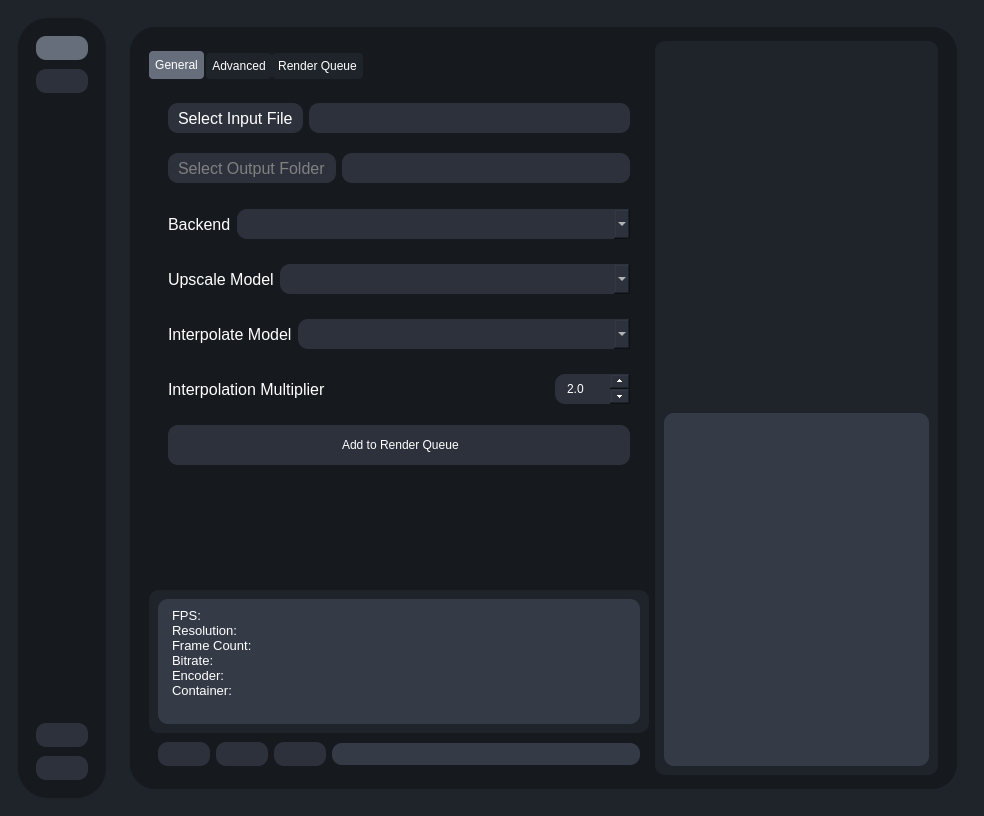
Old version of the form testRVEInterface.ui in the repository TNTwise/Rife-ESRGAN-App-Linux-QT.
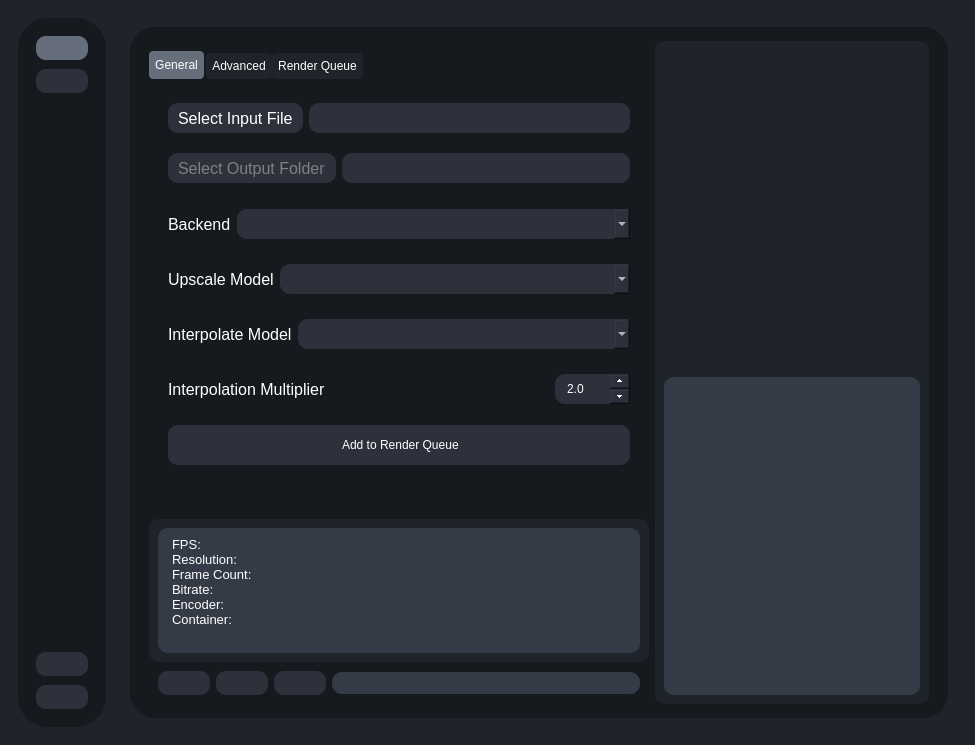
New version of the form. Icons and pictures are not drawn.

What changed in the file:
```diff
--- a/testRVEInterface.ui
+++ b/testRVEInterface.ui
@@ -6,8 +6,8 @@
    <rect>
     <x>0</x>
     <y>0</y>
-    <width>984</width>
-    <height>816</height>
+    <width>850</width>
+    <height>707</height>
    </rect>
   </property>
   <property name="windowTitle">
@@ -1828,13 +1828,13 @@
 hr { height: 1px; border-width: 0; }
 li.unchecked::marker { content: &quot;\2610&quot;; }
 li.checked::marker { content: &quot;\2612&quot;; }
-&lt;/style&gt;&lt;/head&gt;&lt;body style=&quot; font-family:'Cantarell'; font-size:11pt; font-weight:400; font-style:normal;&quot;&gt;
-&lt;p style=&quot; margin-top:0px; margin-bottom:0px; margin-left:0px; margin-right:0px; -qt-block-indent:0; text-indent:0px;&quot;&gt;&lt;span style=&quot; font-family:'Sans Serif'; font-size:10pt;&quot;&gt;FPS:&lt;/span&gt;&lt;/p&gt;
-&lt;p style=&quot; margin-top:0px; margin-bottom:0px; margin-left:0px; margin-right:0px; -qt-block-indent:0; text-indent:0px;&quot;&gt;&lt;span style=&quot; font-family:'Sans Serif'; font-size:10pt;&quot;&gt;Resolution:&lt;/span&gt;&lt;/p&gt;
-&lt;p style=&quot; margin-top:0px; margin-bottom:0px; margin-left:0px; margin-right:0px; -qt-block-indent:0; text-indent:0px;&quot;&gt;&lt;span style=&quot; font-family:'Sans Serif'; font-size:10pt;&quot;&gt;Frame Count:&lt;/span&gt;&lt;/p&gt;
-&lt;p style=&quot; margin-top:0px; margin-bottom:0px; margin-left:0px; margin-right:0px; -qt-block-indent:0; text-indent:0px;&quot;&gt;&lt;span style=&quot; font-family:'Sans Serif'; font-size:10pt;&quot;&gt;Bitrate:&lt;/span&gt;&lt;/p&gt;
-&lt;p style=&quot; margin-top:0px; margin-bottom:0px; margin-left:0px; margin-right:0px; -qt-block-indent:0; text-indent:0px;&quot;&gt;&lt;span style=&quot; font-family:'Sans Serif'; font-size:10pt;&quot;&gt;Encoder:&lt;/span&gt;&lt;/p&gt;
-&lt;p style=&quot; margin-top:0px; margin-bottom:0px; margin-left:0px; margin-right:0px; -qt-block-indent:0; text-indent:0px;&quot;&gt;&lt;span style=&quot; font-family:'Sans Serif'; font-size:10pt;&quot;&gt;Container:&lt;/span&gt;&lt;/p&gt;&lt;/body&gt;&lt;/html&gt;</string>
+&lt;/style&gt;&lt;/head&gt;&lt;body style=&quot; font-family:'Noto Sans'; font-size:10pt; font-weight:400; font-style:normal;&quot;&gt;
+&lt;p style=&quot; margin-top:0px; margin-bottom:0px; margin-left:0px; margin-right:0px; -qt-block-indent:0; text-indent:0px;&quot;&gt;&lt;span style=&quot; font-family:'Sans Serif';&quot;&gt;FPS:&lt;/span&gt;&lt;/p&gt;
+&lt;p style=&quot; margin-top:0px; margin-bottom:0px; margin-left:0px; margin-right:0px; -qt-block-indent:0; text-indent:0px;&quot;&gt;&lt;span style=&quot; font-family:'Sans Serif';&quot;&gt;Resolution:&lt;/span&gt;&lt;/p&gt;
+&lt;p style=&quot; margin-top:0px; margin-bottom:0px; margin-left:0px; margin-right:0px; -qt-block-indent:0; text-indent:0px;&quot;&gt;&lt;span style=&quot; font-family:'Sans Serif';&quot;&gt;Frame Count:&lt;/span&gt;&lt;/p&gt;
+&lt;p style=&quot; margin-top:0px; margin-bottom:0px; margin-left:0px; margin-right:0px; -qt-block-indent:0; text-indent:0px;&quot;&gt;&lt;span style=&quot; font-family:'Sans Serif';&quot;&gt;Bitrate:&lt;/span&gt;&lt;/p&gt;
+&lt;p style=&quot; margin-top:0px; margin-bottom:0px; margin-left:0px; margin-right:0px; -qt-block-indent:0; text-indent:0px;&quot;&gt;&lt;span style=&quot; font-family:'Sans Serif';&quot;&gt;Encoder:&lt;/span&gt;&lt;/p&gt;
+&lt;p style=&quot; margin-top:0px; margin-bottom:0px; margin-left:0px; margin-right:0px; -qt-block-indent:0; text-indent:0px;&quot;&gt;&lt;span style=&quot; font-family:'Sans Serif';&quot;&gt;Container:&lt;/span&gt;&lt;/p&gt;&lt;/body&gt;&lt;/html&gt;</string>
                             </property>
                            </widget>
                           </item>
@@ -2169,8 +2169,8 @@
 hr { height: 1px; border-width: 0; }
 li.unchecked::marker { content: &quot;\2610&quot;; }
 li.checked::marker { content: &quot;\2612&quot;; }
-&lt;/style&gt;&lt;/head&gt;&lt;body style=&quot; font-family:'Cantarell'; font-size:13pt; font-weight:400; font-style:normal;&quot;&gt;
-&lt;p style=&quot;-qt-paragraph-type:empty; margin-top:0px; margin-bottom:0px; margin-left:0px; margin-right:0px; -qt-block-indent:0; text-indent:0px; font-family:'Noto Sans';&quot;&gt;&lt;br /&gt;&lt;/p&gt;&lt;/body&gt;&lt;/html&gt;</string>
+&lt;/style&gt;&lt;/head&gt;&lt;body style=&quot; font-family:'Noto Sans'; font-size:13pt; font-weight:400; font-style:normal;&quot;&gt;
+&lt;p style=&quot;-qt-paragraph-type:empty; margin-top:0px; margin-bottom:0px; margin-left:0px; margin-right:0px; -qt-block-indent:0; text-indent:0px;&quot;&gt;&lt;br /&gt;&lt;/p&gt;&lt;/body&gt;&lt;/html&gt;</string>
                       </property>
                      </widget>
                     </item>
```
Left out of the diff: 14 changed lines with no effect on the pictures.
